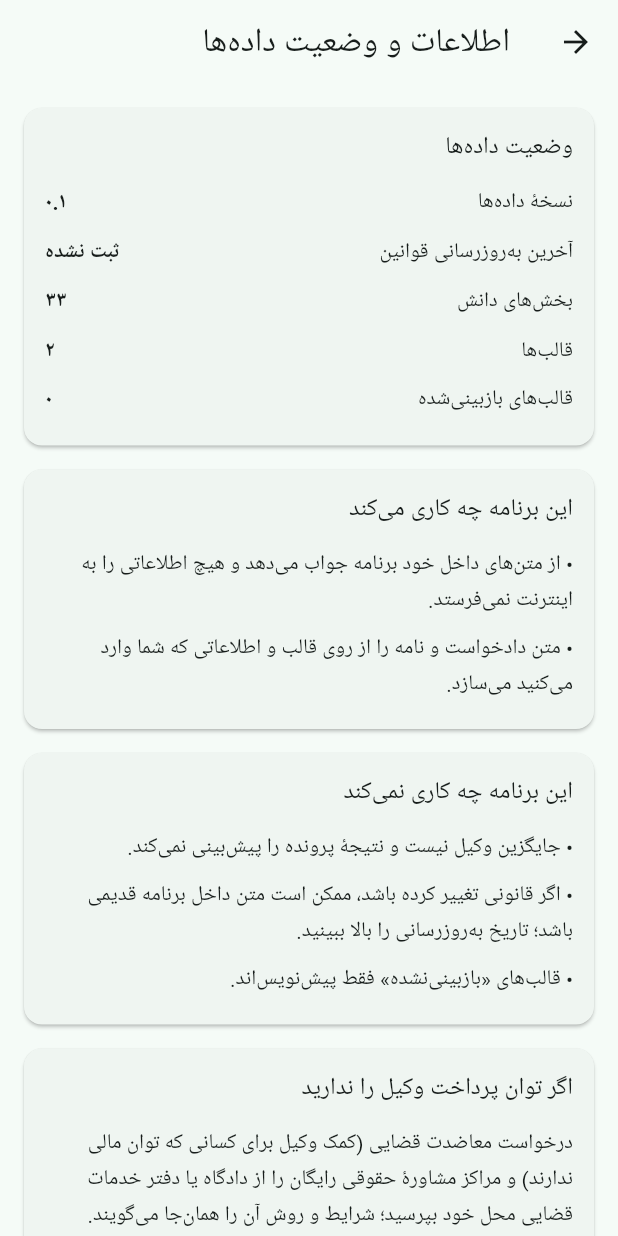
After one commit to ariamard1726-del/Dastyar, a Flutter app: the screen it shows after launch, after a tap on the "info outline" icon, on a phone screen of 412 x 824 dp. The commit adds this screen. Run offline on Flutter 3.47's test engine with Material 3 defaults, Android fonts, the phone set to English and light mode, and no system bars.

Commit message:
About page with data status; add check.py validator

```diff
--- /dev/null
+++ b/assets/data_info.json
@@ -0,0 +1,5 @@
+{
+  "dataVersion": "0.1",
+  "lawsUpdated": "",
+  "note": ""
+}
--- /dev/null
+++ b/assets/laws/test.txt
@@ -0,0 +1,4 @@
+# قانون آزمایشی
+
+ماده 1
+این یک متن آزمایشی است و ماده واقعی قانونی نیست.
--- /dev/null
+++ b/lib/about_page.dart
@@ -0,0 +1,128 @@
+import 'dart:convert';
+
+import 'package:flutter/material.dart';
+import 'package:flutter/services.dart' show rootBundle;
+
+import 'engine.dart';
+import 'templates.dart';
+
+class AboutPage extends StatefulWidget {
+  final KnowledgeEngine engine;
+  final TemplateRepository repo;
+  const AboutPage({super.key, required this.engine, required this.repo});
+
+  @override
+  State<AboutPage> createState() => _AboutPageState();
+}
+
+class _AboutPageState extends State<AboutPage> {
+  Map<String, dynamic> _info = {};
+
+  @override
+  void initState() {
+    super.initState();
+    _load();
+  }
+
+  Future<void> _load() async {
+    try {
+      final text = await rootBundle.loadString('assets/data_info.json');
+      final m = jsonDecode(text);
+      if (m is Map<String, dynamic> && mounted) {
+        setState(() => _info = m);
+      }
+    } catch (_) {}
+  }
+
+  String _fa(Object n) => TemplateRenderer.toFa(n.toString());
+
+  String _text(String key, String empty) {
+    final v = (_info[key] ?? '').toString().trim();
+    return v.isEmpty ? empty : _fa(v);
+  }
+
+  Widget _row(String k, String v) {
+    return Padding(
+      padding: const EdgeInsets.symmetric(vertical: 6),
+      child: Row(
+        crossAxisAlignment: CrossAxisAlignment.start,
+        children: [
+          Expanded(flex: 3, child: Text(k)),
+          Expanded(
+            flex: 2,
+            child: Text(
+              v,
+              textAlign: TextAlign.end,
+              style: const TextStyle(fontWeight: FontWeight.bold),
+            ),
+          ),
+        ],
+      ),
+    );
+  }
+
+  Widget _card(String title, List<Widget> children) {
+    return Card(
+      child: Padding(
+        padding: const EdgeInsets.all(14),
+        child: Column(
+          crossAxisAlignment: CrossAxisAlignment.start,
+          children: [
+            Text(title, style: Theme.of(context).textTheme.titleMedium),
+            const SizedBox(height: 8),
+            ...children,
+          ],
+        ),
+      ),
+    );
+  }
+
+  Widget _p(String s) {
+    return Padding(
+      padding: const EdgeInsets.symmetric(vertical: 4),
+      child: Text(s, style: const TextStyle(height: 1.7)),
+    );
+  }
+
+  @override
+  Widget build(BuildContext context) {
+    final total = widget.repo.templates.length;
+    final reviewed = widget.repo.templates.where((t) => t.reviewed).length;
+    final note = (_info['note'] ?? '').toString().trim();
+    return Scaffold(
+      appBar: AppBar(title: const Text('اطلاعات و وضعیت داده‌ها')),
+      body: SafeArea(
+        child: ListView(
+          padding: const EdgeInsets.all(12),
+          children: [
+            _card('وضعیت داده‌ها', [
+              _row('نسخهٔ داده‌ها', _text('dataVersion', 'ثبت نشده')),
+              _row('آخرین به‌روزرسانی قوانین', _text('lawsUpdated', 'ثبت نشده')),
+              _row('بخش‌های دانش', _fa(widget.engine.size)),
+              _row('قالب‌ها', _fa(total)),
+              _row('قالب‌های بازبینی‌شده', _fa(reviewed)),
+              if (note.isNotEmpty) _p(note),
+            ]),
+            const SizedBox(height: 8),
+            _card('این برنامه چه کاری می‌کند', [
+              _p('• از متن‌های داخل خود برنامه جواب می‌دهد و هیچ اطلاعاتی را به اینترنت نمی‌فرستد.'),
+              _p('• متن دادخواست و نامه را از روی قالب و اطلاعاتی که شما وارد می‌کنید می‌سازد.'),
+            ]),
+            const SizedBox(height: 8),
+            _card('این برنامه چه کاری نمی‌کند', [
+              _p('• جایگزین وکیل نیست و نتیجهٔ پرونده را پیش‌بینی نمی‌کند.'),
+              _p('• اگر قانونی تغییر کرده باشد، ممکن است متن داخل برنامه قدیمی باشد؛ تاریخ به‌روزرسانی را بالا ببینید.'),
+              _p('• قالب‌های «بازبینی‌نشده» فقط پیش‌نویس‌اند.'),
+            ]),
+            const SizedBox(height: 8),
+            _card('اگر توان پرداخت وکیل را ندارید', [
+              _p('درخواست معاضدت قضایی (کمک وکیل برای کسانی که توان مالی ندارند) و مراکز مشاورهٔ حقوقی رایگان را از دادگاه یا دفتر خدمات قضایی محل خود بپرسید؛ شرایط و روش آن را همان‌جا می‌گویند.'),
+              _p('به مهلت‌های قانونی، مثل مهلت اعتراض، حتماً توجه کنید.'),
+            ]),
+            const SizedBox(height: 16),
+          ],
+        ),
+      ),
+    );
+  }
+}
--- a/lib/chat_page.dart
+++ b/lib/chat_page.dart
@@ -1,5 +1,6 @@
 import 'package:flutter/material.dart';
 
+import 'about_page.dart';
 import 'assistant.dart';
 import 'engine.dart';
 import 'templates.dart';
@@ -92,6 +93,17 @@ class _ChatPageState extends State<ChatPage> {
     );
   }
 
+  void _openAbout() {
+    Navigator.of(context).push(
+      MaterialPageRoute(
+        builder: (_) => AboutPage(
+          engine: widget.engine,
+          repo: widget.repo,
+        ),
+      ),
+    );
+  }
+
   Future<void> _confirmClear() async {
     final ok = await showDialog<bool>(
       context: context,
@@ -146,6 +158,11 @@ class _ChatPageState extends State<ChatPage> {
             tooltip: 'تهیه متن حقوقی',
             onPressed: _openTemplates,
             icon: const Icon(Icons.description_outlined),
+          ),
+          IconButton(
+            tooltip: 'اطلاعات و وضعیت داده‌ها',
+            onPressed: _openAbout,
+            icon: const Icon(Icons.info_outline),
           ),
           IconButton(
             tooltip: 'پاک کردن گفتگو',
--- a/pubspec.yaml
+++ b/pubspec.yaml
@@ -16,5 +16,6 @@ flutter:
   uses-material-design: true
   assets:
     - assets/knowledge.txt
+    - assets/data_info.json
     - assets/laws/
     - assets/templates/
```
